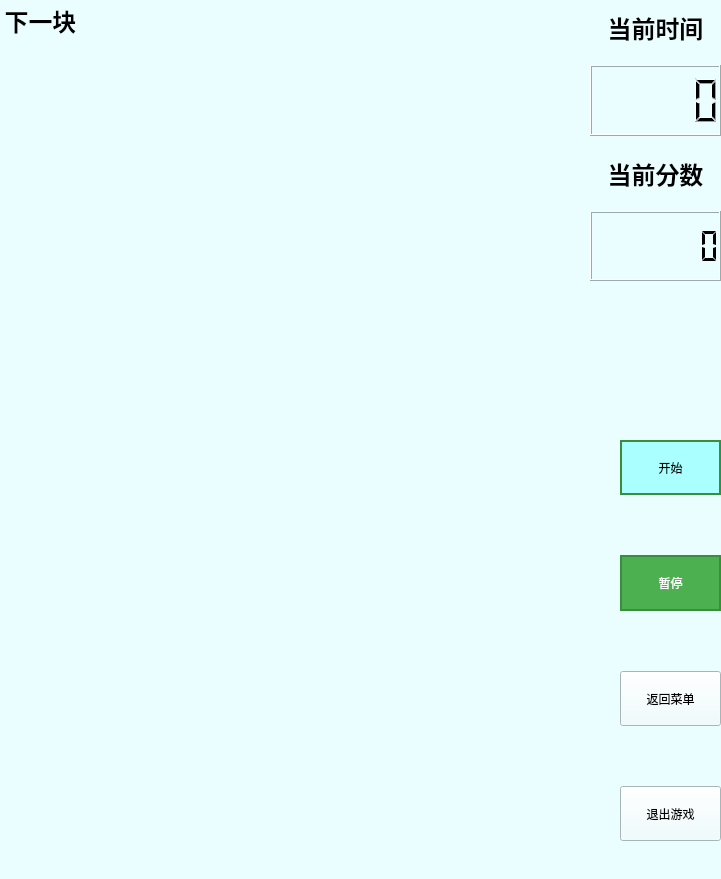
Above: Tetris/cboard_single.ui from Aurora-glint/Tetris before the change. Below: the same form after it.
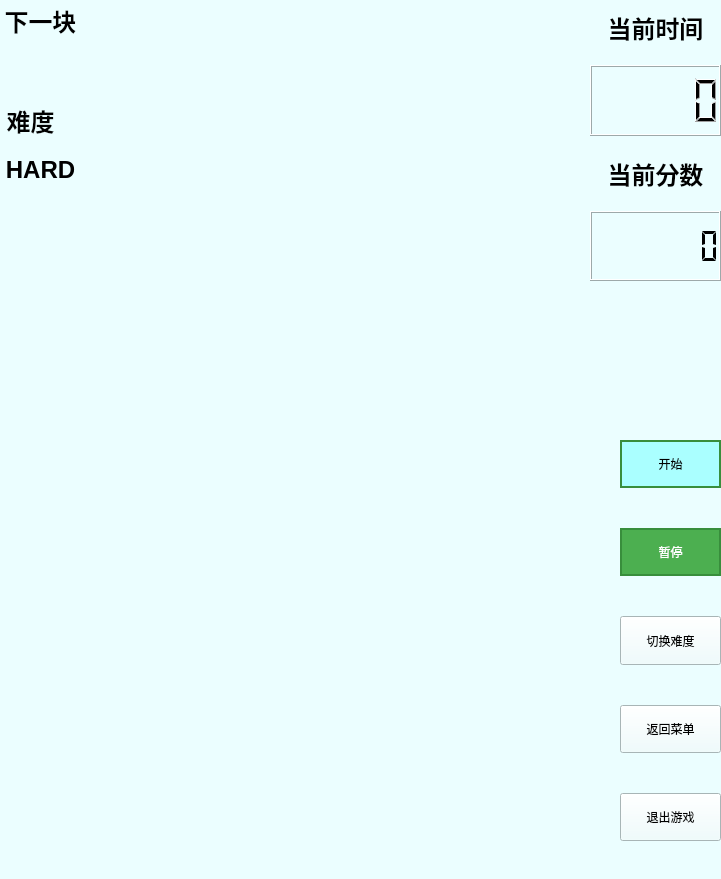
That is the form after the change. Icons and pictures are not drawn.

Commit message: 单选按钮设置

```diff
--- a/Tetris/cboard_single.ui
+++ b/Tetris/cboard_single.ui
@@ -48,6 +48,50 @@
     <set>Qt::AlignmentFlag::AlignCenter</set>
    </property>
   </widget>
+  <widget class="QLabel" name="difficulty_title">
+   <property name="geometry">
+    <rect>
+     <x>-10</x>
+     <y>100</y>
+     <width>81</width>
+     <height>41</height>
+    </rect>
+   </property>
+   <property name="sizePolicy">
+    <sizepolicy hsizetype="Preferred" vsizetype="Fixed">
+     <horstretch>0</horstretch>
+     <verstretch>0</verstretch>
+    </sizepolicy>
+   </property>
+   <property name="text">
+    <string>&lt;html&gt;&lt;head/&gt;&lt;body&gt;&lt;p&gt;&lt;span style=&quot; font-size:18pt; font-weight:700;&quot;&gt;难度&lt;/span&gt;&lt;/p&gt;&lt;/body&gt;&lt;/html&gt;</string>
+   </property>
+   <property name="alignment">
+    <set>Qt::AlignmentFlag::AlignCenter</set>
+   </property>
+  </widget>
+  <widget class="QLabel" name="difficulty_label">
+   <property name="geometry">
+    <rect>
+     <x>0</x>
+     <y>150</y>
+     <width>81</width>
+     <height>41</height>
+    </rect>
+   </property>
+   <property name="sizePolicy">
+    <sizepolicy hsizetype="Preferred" vsizetype="Fixed">
+     <horstretch>0</horstretch>
+     <verstretch>0</verstretch>
+    </sizepolicy>
+   </property>
+   <property name="text">
+    <string>&lt;html&gt;&lt;head/&gt;&lt;body&gt;&lt;p&gt;&lt;span style=&quot; font-size:18pt; font-weight:700;&quot;&gt;HARD&lt;/span&gt;&lt;/p&gt;&lt;/body&gt;&lt;/html&gt;</string>
+   </property>
+   <property name="alignment">
+    <set>Qt::AlignmentFlag::AlignCenter</set>
+   </property>
+  </widget>
   <widget class="QWidget" name="">
    <property name="geometry">
     <rect>
@@ -59,7 +103,7 @@
    </property>
    <layout class="QVBoxLayout" name="buttons">
     <property name="spacing">
-     <number>60</number>
+     <number>40</number>
     </property>
     <item>
      <widget class="QPushButton" name="start_button">
@@ -121,6 +165,22 @@
       </property>
      </widget>
     </item>
+    <item>
+     <widget class="QPushButton" name="difchange_button">
+      <property name="sizePolicy">
+       <sizepolicy hsizetype="Minimum" vsizetype="Preferred">
+        <horstretch>0</horstretch>
+        <verstretch>0</verstretch>
+       </sizepolicy>
+      </property>
+      <property name="focusPolicy">
+       <enum>Qt::FocusPolicy::NoFocus</enum>
+      </property>
+      <property name="text">
+       <string>切换难度</string>
+      </property>
+     </widget>
+    </item>
     <item>
      <widget class="QPushButton" name="back_menu_button">
       <property name="sizePolicy">
```
Left out of the diff: 20 changed lines with no effect on the pictures. The commit also changes 3 other files.
